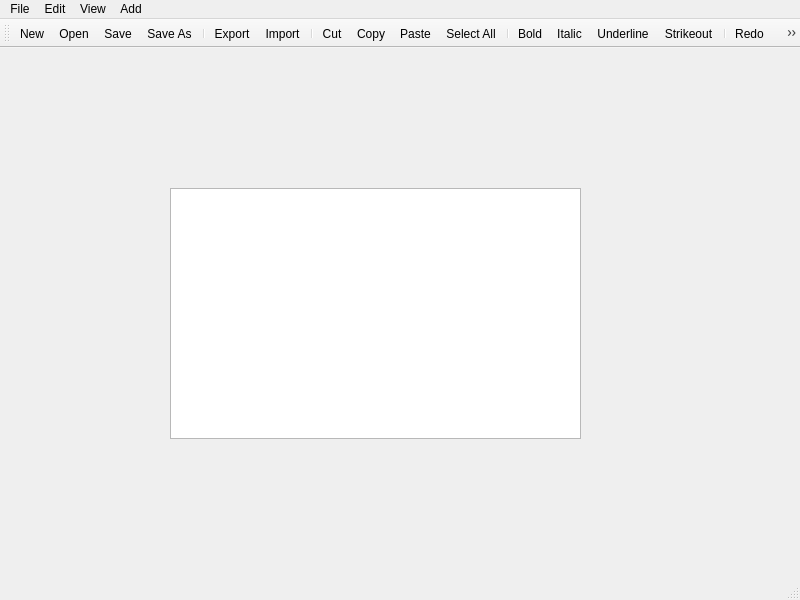
First picture: the form in Text_editor/mainwindow.ui, repository sangzelahnamte/Word_editor, before the edit.
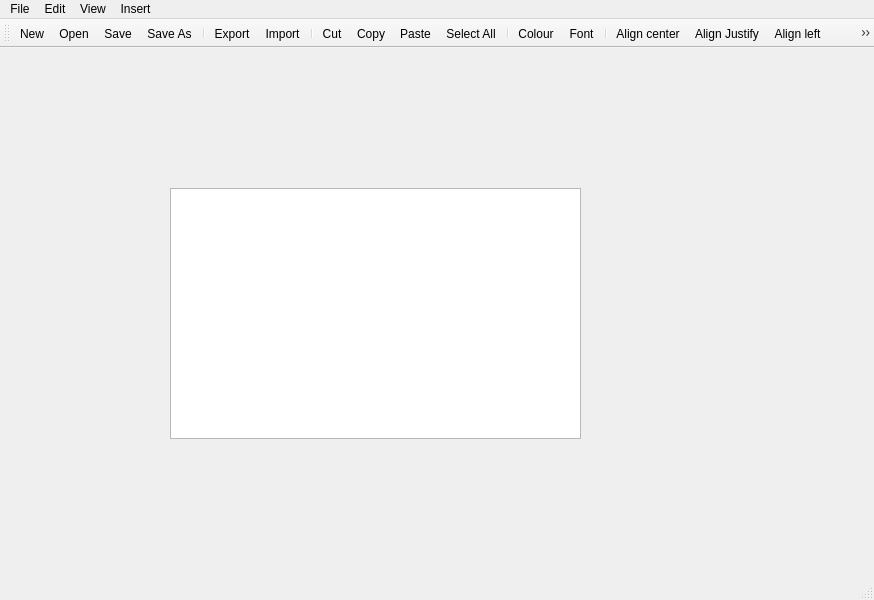
Second picture: the form after the edit. Icons and pictures are not drawn.

Commit message: alignment functions and font dialog added

Diff of the .ui file:
```diff
--- a/Text_editor/mainwindow.ui
+++ b/Text_editor/mainwindow.ui
@@ -6,7 +6,7 @@
    <rect>
     <x>0</x>
     <y>0</y>
-    <width>800</width>
+    <width>874</width>
     <height>600</height>
    </rect>
   </property>
@@ -30,7 +30,7 @@
     <rect>
      <x>0</x>
      <y>0</y>
-     <width>800</width>
+     <width>874</width>
      <height>21</height>
     </rect>
    </property>
@@ -90,7 +90,7 @@
    </widget>
    <widget class="QMenu" name="menuAdd">
     <property name="title">
-     <string>Add</string>
+     <string>Insert</string>
     </property>
     <addaction name="actionBold"/>
     <addaction name="actionItalic"/>
@@ -126,6 +126,14 @@
    <addaction name="actionPaste"/>
    <addaction name="actionSelect_All"/>
    <addaction name="separator"/>
+   <addaction name="actionColour"/>
+   <addaction name="actionFont"/>
+   <addaction name="separator"/>
+   <addaction name="actionAlign_center"/>
+   <addaction name="actionAlign_Justify"/>
+   <addaction name="actionAlign_left"/>
+   <addaction name="actionAlign_right"/>
+   <addaction name="separator"/>
    <addaction name="actionBold"/>
    <addaction name="actionItalic"/>
    <addaction name="actionUnderline"/>
@@ -399,6 +407,60 @@
     <string>Zoom Out</string>
    </property>
   </action>
+  <action name="actionColour">
+   <property name="icon">
+    <iconset resource="resource.qrc">
+     <normaloff>:/image/image/colour.png</normaloff>:/image/image/colour.png</iconset>
+   </property>
+   <property name="text">
+    <string>Colour</string>
+   </property>
+  </action>
+  <action name="actionFont">
+   <property name="icon">
+    <iconset resource="resource.qrc">
+     <normaloff>:/image/image/font.png</normaloff>:/image/image/font.png</iconset>
+   </property>
+   <property name="text">
+    <string>Font</string>
+   </property>
+  </action>
+  <action name="actionAlign_center">
+   <property name="icon">
+    <iconset resource="resource.qrc">
+     <normaloff>:/image/image/text_align_center.png</normaloff>:/image/image/text_align_center.png</iconset>
+   </property>
+   <property name="text">
+    <string>Align center</string>
+   </property>
+  </action>
+  <action name="actionAlign_Justify">
+   <property name="icon">
+    <iconset resource="resource.qrc">
+     <normaloff>:/image/image/text_align_justify.png</normaloff>:/image/image/text_align_justify.png</iconset>
+   </property>
+   <property name="text">
+    <string>Align Justify</string>
+   </property>
+  </action>
+  <action name="actionAlign_left">
+   <property name="icon">
+    <iconset resource="resource.qrc">
+     <normaloff>:/image/image/text_align_left.png</normaloff>:/image/image/text_align_left.png</iconset>
+   </property>
+   <property name="text">
+    <string>Align left</string>
+   </property>
+  </action>
+  <action name="actionAlign_right">
+   <property name="icon">
+    <iconset resource="resource.qrc">
+     <normaloff>:/image/image/text_align_right.png</normaloff>:/image/image/text_align_right.png</iconset>
+   </property>
+   <property name="text">
+    <string>Align right</string>
+   </property>
+  </action>
  </widget>
  <resources>
   <include location="resource.qrc"/>
```
Left out of the diff: 8 changed lines with no effect on the pictures. The commit also changes 8 other files.
